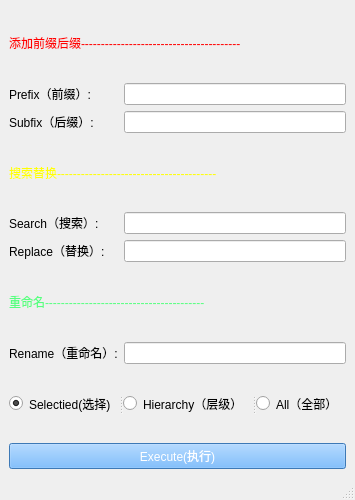
Old version of the form Tools/ui/Names_Tool.ui in the repository MuZiMuZi/muziToolset.
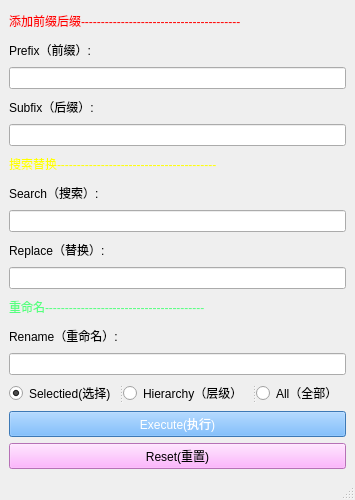
New version of the form.

Diff of the .ui file:
```diff
--- a/Tools/ui/Names_Tool.ui
+++ b/Tools/ui/Names_Tool.ui
@@ -29,8 +29,8 @@
      <height>706</height>
     </size>
    </property>
-   <layout class="QGridLayout" name="gridLayout">
-    <item row="0" column="0" colspan="2">
+   <layout class="QVBoxLayout" name="verticalLayout">
+    <item>
      <widget class="QLabel" name="label">
       <property name="styleSheet">
        <string notr="true">color: rgb(255, 0, 0);</string>
@@ -49,27 +49,27 @@
       </property>
      </widget>
     </item>
-    <item row="1" column="0">
+    <item>
      <widget class="QLabel" name="label_2">
       <property name="text">
        <string>Prefix（前缀）:</string>
       </property>
      </widget>
     </item>
-    <item row="1" column="1">
+    <item>
      <widget class="QLineEdit" name="prefix_lineEdit"/>
     </item>
-    <item row="2" column="0">
+    <item>
      <widget class="QLabel" name="label_3">
       <property name="text">
        <string>Subfix（后缀）:</string>
       </property>
      </widget>
     </item>
-    <item row="2" column="1">
+    <item>
      <widget class="QLineEdit" name="subfix_lineEdit"/>
     </item>
-    <item row="3" column="0" colspan="2">
+    <item>
      <widget class="QLabel" name="label_6">
       <property name="styleSheet">
        <string notr="true">color: rgb(255, 255, 0);</string>
@@ -88,27 +88,27 @@
       </property>
      </widget>
     </item>
-    <item row="4" column="0">
+    <item>
      <widget class="QLabel" name="label_4">
       <property name="text">
        <string>Search（搜索）:</string>
       </property>
      </widget>
     </item>
-    <item row="4" column="1">
+    <item>
      <widget class="QLineEdit" name="search_lineEdit"/>
     </item>
-    <item row="5" column="0">
+    <item>
      <widget class="QLabel" name="label_5">
       <property name="text">
        <string>Replace（替换）:</string>
       </property>
      </widget>
     </item>
-    <item row="5" column="1">
+    <item>
      <widget class="QLineEdit" name="replace_lineEdit"/>
     </item>
-    <item row="6" column="0" colspan="2">
+    <item>
      <widget class="QLabel" name="label_8">
       <property name="styleSheet">
        <string notr="true">color: rgb(85, 255, 127);</string>
@@ -127,17 +127,17 @@
       </property>
      </widget>
     </item>
-    <item row="7" column="0">
+    <item>
      <widget class="QLabel" name="label_7">
       <property name="text">
        <string>Rename（重命名）:</string>
       </property>
      </widget>
     </item>
-    <item row="7" column="1">
+    <item>
      <widget class="QLineEdit" name="rename_lineEdit"/>
     </item>
-    <item row="8" column="0" colspan="2">
+    <item>
      <widget class="QSplitter" name="splitter">
       <property name="orientation">
        <enum>Qt::Horizontal</enum>
@@ -174,7 +174,7 @@
       </widget>
      </widget>
     </item>
-    <item row="9" column="0" colspan="2">
+    <item>
      <widget class="QPushButton" name="execute_button">
       <property name="styleSheet">
        <string notr="true">color: rgb(255, 255, 255);
@@ -185,6 +185,16 @@
       </property>
      </widget>
     </item>
+    <item>
+     <widget class="QPushButton" name="reset_button">
+      <property name="styleSheet">
+       <string notr="true">background-color: rgb(255, 158, 255);</string>
+      </property>
+      <property name="text">
+       <string>Reset(重置)</string>
+      </property>
+     </widget>
+    </item>
    </layout>
   </widget>
   <widget class="QMenuBar" name="menubar">
```
